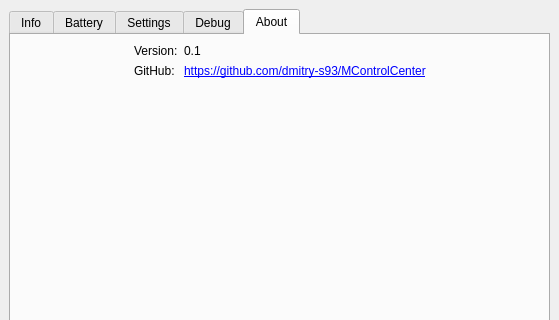
The window that src/mainwindow.ui (dmitry-s93/MControlCenter) describes before a commit, drawn with Qt 5; both pictures show x 0 to 559 and y 0 to 320 of the 559 by 575 pixel window.
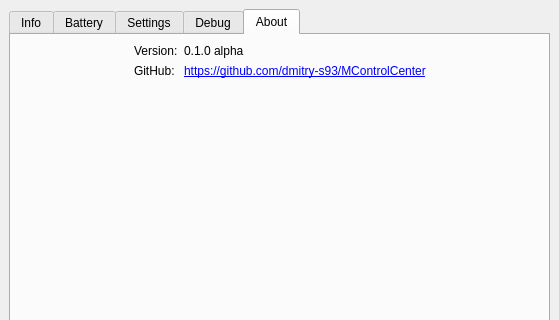
The same window after the commit. The open tabs and pages were chosen to show the change.

Commit message: Version and window title

Diff of the .ui file:
```diff
--- a/src/mainwindow.ui
+++ b/src/mainwindow.ui
@@ -688,7 +688,7 @@
           <item row="0" column="1">
            <widget class="QLabel" name="versionValueLabel">
             <property name="text">
-             <string>0.1</string>
+             <string>0.1.0 alpha</string>
             </property>
            </widget>
           </item>
```
Left out of the diff: 2 changed lines with no effect on the pictures. The commit also changes 1 other file.
